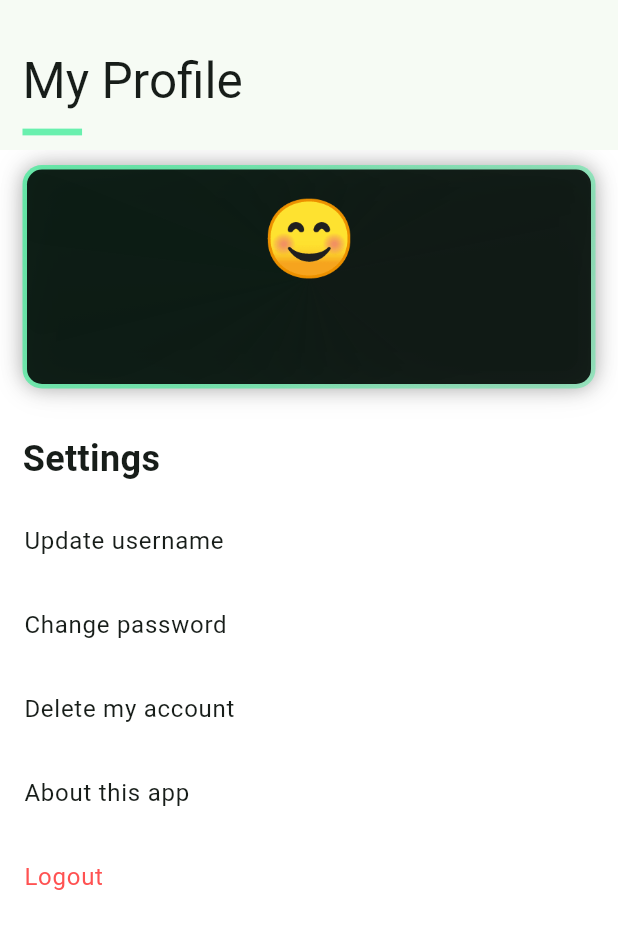
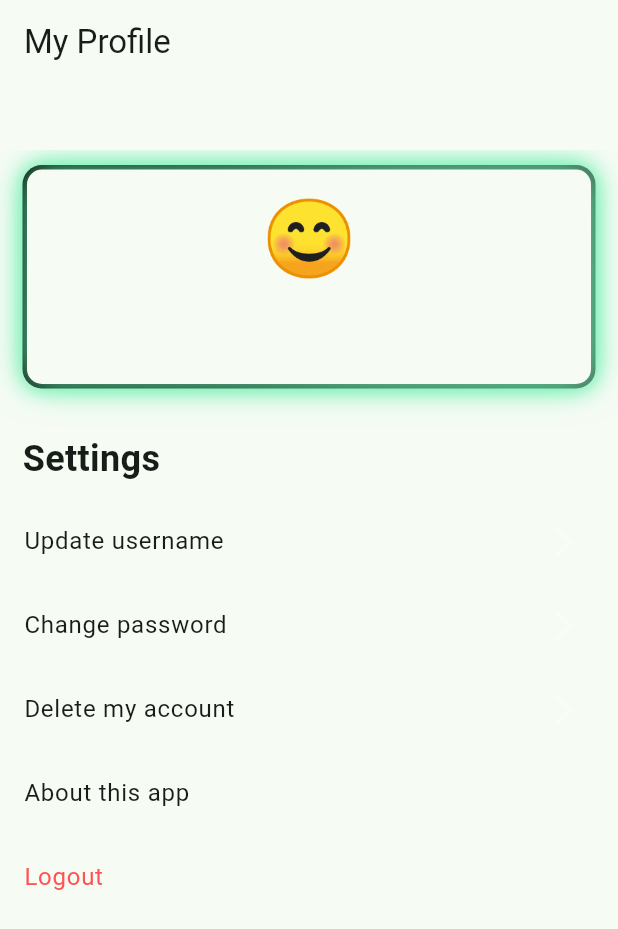
Before and after one commit to lmarquar/StimmApp, a Flutter app: the AppBarScaffold screen opened directly, on a phone screen of 412 x 824 dp. Shown: the top 929 px of the screen. Run offline on Flutter 3.47's test engine with Material 3 defaults, Android fonts, the phone set to English and light mode, and no system bars; our stand-ins replace cloud_firestore, connectivity_plus, firebase_auth, firebase_core, internet_connection_checker, lottie and 1 more; accounts and stored records are empty; Roboto replaces fonts that are missing (Poppins).

Commit message:
fixed styling so it's all readable now!

```diff
--- a/lib/app/mobile/pages/main/profile/widgets/profile_widget.dart
+++ b/lib/app/mobile/pages/main/profile/widgets/profile_widget.dart
@@ -52,7 +52,7 @@
               Text(
                 authService.value.currentUser!.email ??
                     'error retrieving email',
-                style: AppTextStyles.m.copyWith(color: Colors.white54),
+                style: AppTextStyles.m,
               ),
               const SizedBox(height: AppDimensions.kPadding5),
             ],
--- a/lib/app/mobile/scaffolds/app_bar_scaffold.dart
+++ b/lib/app/mobile/scaffolds/app_bar_scaffold.dart
@@ -25,10 +25,13 @@
   bool didAddFeedback = false;
   @override
   Widget build(BuildContext context) {
-    return NotificationListener<ScrollNotification>(
+    return Scaffold(
+      body: NotificationListener<ScrollNotification>(
         onNotification: (notification) {
-        isCollapsed = scrollController.hasClients &&
-            scrollController.offset > (expandedBarHeight - collapsedBarHeight);
+          isCollapsed =
+              scrollController.hasClients &&
+              scrollController.offset >
+                  (expandedBarHeight - collapsedBarHeight);
           if (isCollapsed && !didAddFeedback) {
             HapticFeedback.mediumImpact();
             didAddFeedback = true;
@@ -42,6 +45,7 @@
           controller: scrollController,
           slivers: <Widget>[
             SliverAppBar(
+              title: Text(widget.title),
               expandedHeight: expandedBarHeight,
               collapsedHeight: collapsedBarHeight,
               pinned: true,
@@ -52,35 +56,39 @@
               scrolledUnderElevation: 0,
               actions: widget.actions,
               flexibleSpace: FlexibleSpaceBar(
-              titlePadding: const EdgeInsets.only(left: 15.0),
-              title: Column(
+                background: Stack(
+                  fit: StackFit.expand,
+                  children: [
+                    Positioned(
+                      left: 15.0,
+                      bottom:
+                          15.0, // Position at the bottom of the expanded bar
+                      child: Column(
                         crossAxisAlignment: CrossAxisAlignment.start,
                         mainAxisSize: MainAxisSize.min,
                         children: [
-                  Text(
-                    widget.title,
-                  ),
                           AnimatedOpacity(
                             duration: const Duration(milliseconds: 200),
                             opacity: isCollapsed ? 0 : 1,
-                    child: LayoutBuilder(
-                      builder: (context, constraints) {
-                        return Divider(
+                            child: SizedBox(
+                              width: MediaQuery.of(context).size.width,
+                              child: Divider(
                                 color: Theme.of(context).colorScheme.primary,
-                          thickness: 3,
-                          endIndent: constraints.maxWidth * 0.9,
-                        );
-                      },
+                                thickness: 5,
+                                endIndent: MediaQuery.of(context).size.width,
+                              ),
+                            ),
+                          ),
+                        ],
                       ),
                     ),
                   ],
                 ),
               ),
             ),
-          SliverToBoxAdapter(
-            child: widget.child,
+            SliverToBoxAdapter(child: widget.child),
+          ],
         ),
-        ],
       ),
     );
   }
--- a/lib/app/mobile/widgets/neon_padding_widget.dart
+++ b/lib/app/mobile/widgets/neon_padding_widget.dart
@@ -1,6 +1,6 @@
 import 'package:flutter/material.dart';
 import 'package:stimmapp/core/constants/app_dimensions.dart';
-import 'package:stimmapp/core/theme/app_text_styles.dart';
+import 'package:stimmapp/core/constants/constants.dart';
 import '../../../../core/functions/get_border_radius.dart';
 
 class NeonPaddingWidget extends StatelessWidget {
@@ -28,7 +28,11 @@
       width: double.infinity,
       decoration: BoxDecoration(
         boxShadow: const [
-          BoxShadow(color: Colors.black26, blurRadius: 10, spreadRadius: 0),
+          BoxShadow(
+            color: KConstants.appColor,
+            blurRadius: 10,
+            spreadRadius: 0,
+          ),
         ],
         gradient: SweepGradient(
           startAngle: 0.5,
@@ -50,9 +54,13 @@
         margin: const EdgeInsets.all(AppDimensions.kMargin3),
         decoration: BoxDecoration(
           boxShadow: const [
-            BoxShadow(color: Colors.black12, blurRadius: 20, spreadRadius: 0),
+            BoxShadow(
+              color: KConstants.appColor,
+              blurRadius: 20,
+              spreadRadius: 0,
+            ),
           ],
-          color: Colors.black87,
+          color: Theme.of(context).cardColor,
           borderRadius: BorderRadius.circular(AppDimensions.kBorderRadius10),
         ),
         child: Column(
@@ -61,8 +69,8 @@
               : CrossAxisAlignment.start,
           mainAxisSize: MainAxisSize.min,
           children: [
-            if (title != null) Text(title!, style: AppTextStyles.xlBold),
-            if (label1 != null) Text(label1!, style: AppTextStyles.l),
+            if (title != null) Text(title!),
+            if (label1 != null) Text(label1!),
             if (child != null) child!,
           ],
         ),
--- a/lib/core/constants/constants.dart
+++ b/lib/core/constants/constants.dart
@@ -1,11 +1,9 @@
+import 'package:flutter/material.dart';
+
 class KConstants {
   static const String themeModeKey = 'isDarkKey';
   static const String appName = 'StimmApp';
+
+  static const Color appColor = Colors.greenAccent;
+  static const Color lightColor = Colors.black;
 }
-
-class KValue {
-  static const String basicLayout = 'Basic Layout';
-  static const String cleanUi = 'clean UI';
-  static const String fixBugs = 'fix bugs';
-  static const String keyConcepts = 'key concepts';
-}
--- a/lib/core/theme/app_theme.dart
+++ b/lib/core/theme/app_theme.dart
@@ -1,8 +1,7 @@
 import 'package:flutter/material.dart';
 import '../constants/app_dimensions.dart';
+import '../constants/constants.dart';
 import 'app_text_styles.dart';
-
-Color _appColor = Colors.greenAccent;
 
 class AppTheme {
   static final ThemeData light = ThemeData(
@@ -16,8 +15,8 @@
       ),
     ),
     colorScheme: ColorScheme.fromSeed(
-      seedColor: _appColor,
-      primary: _appColor,
+      seedColor: KConstants.appColor,
+      primary: KConstants.lightColor,
       brightness: Brightness.light,
     ),
   );
@@ -33,8 +32,8 @@
       ),
     ),
     colorScheme: ColorScheme.fromSeed(
-      seedColor: _appColor,
-      primary: _appColor,
+      seedColor: KConstants.appColor,
+      primary: KConstants.appColor,
       brightness: Brightness.dark,
     ),
   );
```
Lines whose indentation alone changed are shown as unchanged.
